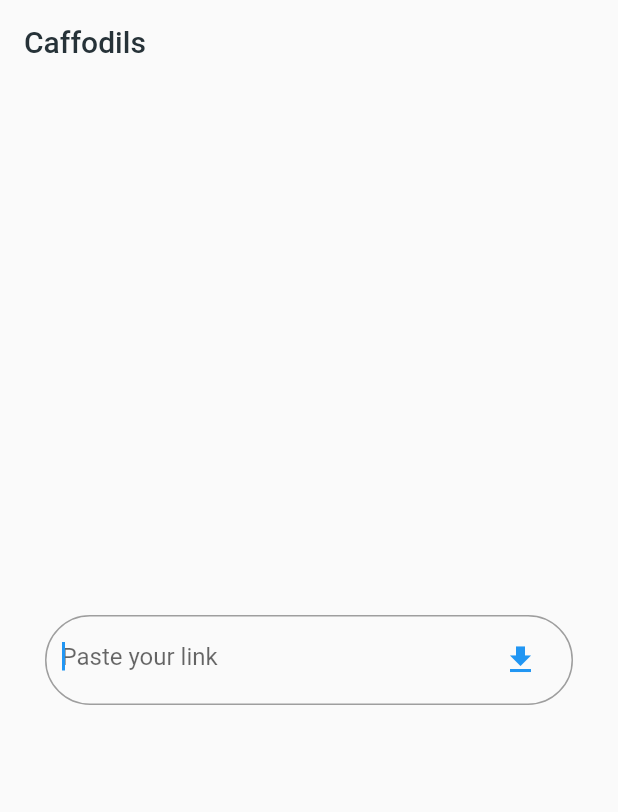
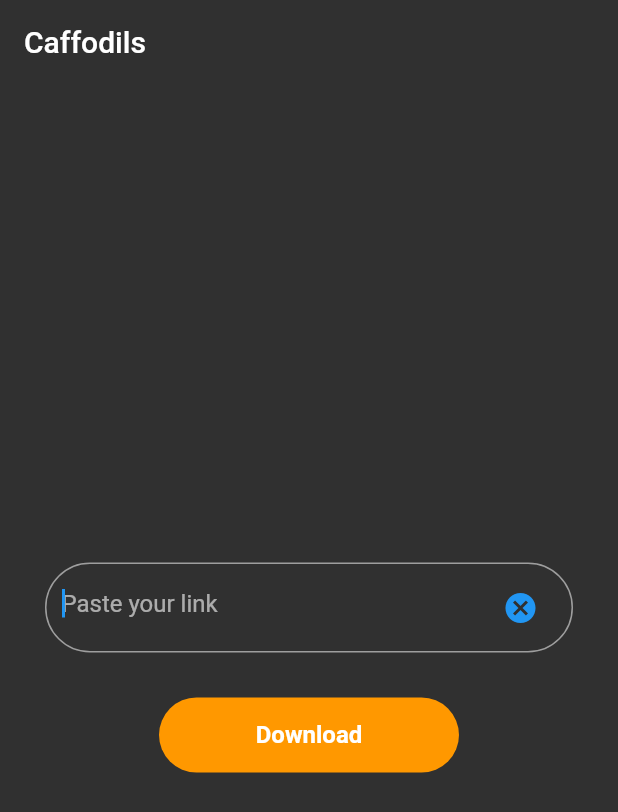
Before and after one commit to caffodils/Caffodils-App, a Flutter app: the screen it shows after launch, on a phone screen of 412 x 824 dp. Shown: the top 812 px of the screen. Run offline on Flutter 3.47's test engine with Material 2 defaults, Android fonts, the phone set to English and light mode, and no system bars; our stand-ins replace bot_toast, connectivity_plus; missing offline and left inert: flutter_downloader.

Commit message:
connectivity & dark theme

```diff
--- a/lib/main.dart
+++ b/lib/main.dart
@@ -1,7 +1,11 @@
+import 'dart:async';
+
 import 'package:bot_toast/bot_toast.dart';
 import 'package:caffodils/views/profile/home_screen.dart';
+import 'package:connectivity_plus/connectivity_plus.dart';
 import 'package:flutter/foundation.dart';
 import 'package:flutter/material.dart';
+import 'package:flutter/services.dart';
 import 'package:flutter_downloader/flutter_downloader.dart';
 
 void main() async {
@@ -10,24 +14,103 @@ void main() async {
       debug:
           kDebugMode // optional: set false to disable printing logs to console
       );
+  SystemChrome.setPreferredOrientations(
+      [DeviceOrientation.portraitUp, DeviceOrientation.portraitDown]);
   runApp(const MyApp());
 }
 
-class MyApp extends StatelessWidget {
+class MyApp extends StatefulWidget {
   const MyApp({Key? key}) : super(key: key);
+
+  @override
+  State<MyApp> createState() => _MyAppState();
+}
+
+class _MyAppState extends State<MyApp> {
+  late StreamSubscription<ConnectivityResult> _connectivitySubscription;
+  final Connectivity _connectivity = Connectivity();
+  bool _online = false;
+
+  Future<void> initConnectivity() async {
+    ConnectivityResult result = ConnectivityResult.none;
+    // Platform messages may fail, so we use a try/catch PlatformException.
+    try {
+      result = await _connectivity.checkConnectivity();
+    } on PlatformException catch (e) {
+      debugPrint(e.toString());
+    }
+
+    if (!mounted) {
+      return Future.value(null);
+    }
+
+    return _updateConnectionStatus(result);
+  }
+
+  Future<void> _updateConnectionStatus(ConnectivityResult result) async {
+    switch (result) {
+      case ConnectivityResult.wifi:
+      case ConnectivityResult.mobile:
+        setState(() => _online = true);
+        break;
+      case ConnectivityResult.none:
+      default:
+        setState(() => _online = false);
+        break;
+    }
+  }
+
+  @override
+  void initState() {
+    initConnectivity();
+    _connectivitySubscription =
+        _connectivity.onConnectivityChanged.listen(_updateConnectionStatus);
+    super.initState();
+  }
+
+  @override
+  void dispose() {
+    _connectivitySubscription.cancel();
+
+    super.dispose();
+  }
 
   @override
   Widget build(BuildContext context) {
     return MaterialApp(
+      theme: ThemeData.dark(),
       builder: BotToastInit(), //1. call BotToastInit
-
       navigatorObservers: [
         BotToastNavigatorObserver()
       ], //2. registered route observer
-
       debugShowCheckedModeBanner: false,
       title: 'Caffodils',
-      home: const HomeScreen(),
+      home: _online == false
+          ? Scaffold(
+              body: Center(
+                child: Column(
+                  mainAxisAlignment: MainAxisAlignment.center,
+                  crossAxisAlignment: CrossAxisAlignment.center,
+                  children: const [
+                    Icon(
+                      Icons.signal_wifi_connected_no_internet_4_outlined,
+                      size: 50.0,
+                      color: Colors.red,
+                    ),
+                    SizedBox(
+                      height: 20.0,
+                    ),
+                    Text(
+                      'No Internet connection',
+                      style: TextStyle(
+                        fontSize: 20.0,
+                      ),
+                    ),
+                  ],
+                ),
+              ),
+            )
+          : const HomeScreen(),
     );
   }
 }
--- a/lib/views/profile/home_screen.dart
+++ b/lib/views/profile/home_screen.dart
@@ -1,10 +1,9 @@
-import 'dart:isolate';
 import 'dart:ui';
-
 import 'package:bot_toast/bot_toast.dart';
 import 'package:caffodils/controllers/check_link.dart';
 import 'package:flutter/foundation.dart';
 import 'package:flutter/material.dart';
+import 'package:flutter/services.dart';
 import 'package:flutter_downloader/flutter_downloader.dart';
 
 class HomeScreen extends StatefulWidget {
@@ -20,25 +19,27 @@ class _HomeScreenState extends State<HomeScreen> {
   @override
   void initState() {
     FlutterDownloader.registerCallback(downloadCallback);
-    // Register a send port
-
-    // Listening for the data is coming from other isolate
-
+    _init();
     super.initState();
   }
 
   static void downloadCallback(
-      String id, DownloadTaskStatus status, int progress) {
-    //Looking up for a send port
-    SendPort? _sendPort = IsolateNameServer.lookupPortByName('download');
+      String id, DownloadTaskStatus status, int progress) {}
 
-    //Sending the data
-    _sendPort?.send([id, status, progress]);
+  void _init() async {
+    Map<String, dynamic> result =
+        await SystemChannels.platform.invokeMethod('Clipboard.getData') ?? {};
+    WidgetsBinding.instance
+        ?.addPostFrameCallback((_) => _link.text = result['text'] == null
+            ? ""
+            : result['text'].toString().contains("https://")
+                ? result['text']
+                : "");
+    setState(() {});
   }
 
   @override
   void dispose() {
-    IsolateNameServer.removePortNameMapping('download');
     _link.dispose();
     super.dispose();
   }
@@ -46,18 +47,15 @@ class _HomeScreenState extends State<HomeScreen> {
   @override
   Widget build(BuildContext context) {
     return GestureDetector(
-      onTap: () {
+      onTap: () async {
         FocusScope.of(context).requestFocus(FocusNode());
       },
       child: Scaffold(
         appBar: AppBar(
           backgroundColor: Colors.transparent,
           elevation: 0.0,
-          title: Text(
+          title: const Text(
             'Caffodils',
-            style: TextStyle(
-              color: Colors.blueGrey.shade900,
-            ),
           ),
           centerTitle: false,
         ),
@@ -89,22 +87,46 @@ class _HomeScreenState extends State<HomeScreen> {
                     border: InputBorder.none,
                     suffixIcon: InkWell(
                       onTap: () {
-                        if (_link.text.trim().contains('.') &&
-                            _link.text != '') {
-                          FocusScope.of(context).requestFocus(FocusNode());
-                          CheckLink.identify(_link.text.trim());
-                          _link.clear();
-                        } else {
-                          BotToast.showSimpleNotification(
-                              title: 'Invalid link');
-                        }
+                        _link.clear();
                       },
-                      child: const Icon(Icons.download),
+                      child: const Icon(Icons.cancel),
                     ),
                     hintText: 'Paste your link',
                   ),
                 ),
-              )
+              ),
+              const SizedBox(
+                height: 20.0,
+              ),
+              InkWell(
+                onTap: () {
+                  if (_link.text.trim().contains('.') && _link.text != '') {
+                    FocusScope.of(context).requestFocus(FocusNode());
+                    CheckLink.identify(_link.text.trim());
+                    _link.clear();
+                  } else {
+                    BotToast.showSimpleNotification(title: 'Invalid link');
+                  }
+                },
+                borderRadius: BorderRadius.circular(30.0),
+                child: Container(
+                  decoration: BoxDecoration(
+                    color: Colors.orange,
+                    borderRadius: BorderRadius.circular(30.0),
+                  ),
+                  height: 50,
+                  width: 200,
+                  child: const Center(
+                      child: Text(
+                    'Download',
+                    style: TextStyle(
+                      color: Colors.white,
+                      fontSize: 16.0,
+                      fontWeight: FontWeight.bold,
+                    ),
+                  )),
+                ),
+              ),
             ],
           ),
         ),
--- a/pubspec.yaml
+++ b/pubspec.yaml
@@ -38,6 +38,7 @@ dependencies:
   path_provider: ^2.0.5
   permission_handler: ^8.2.5
   http: ^0.13.4
+  connectivity_plus: ^2.0.2
 
   bot_toast: ^4.0.1
   flutter_downloader: ^1.7.1
```
Also changed, not shown: lib/controllers/download_controller.dart (+9 -2 lines), pubspec.lock.
